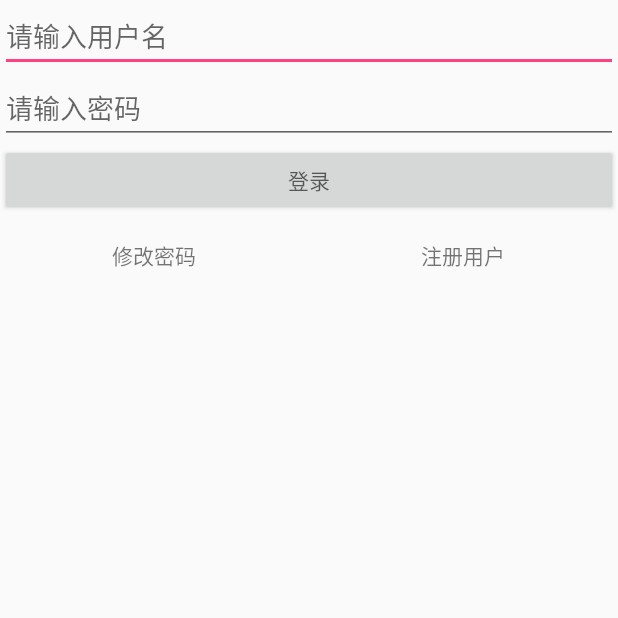
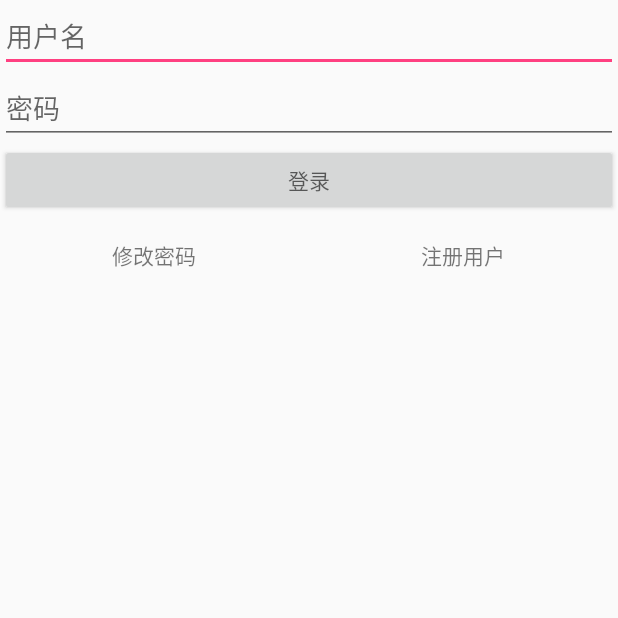
Before and after one commit to Tharphuang/CocoRunning, an Android app: the LoginActivity screen opened directly, with no data from a screen before it, on a phone screen of 412 x 824 dp, the top half of it. Run offline under Robolectric (Android 15) with nearby library versions, the phone set to English and light mode, and no system bars; libraries missing offline, so code that uses them is left out: cn.bmob.v3.

Commit message:
登录注册实现

```diff
--- a/app/src/main/res/layout/activity_login.xml
+++ b/app/src/main/res/layout/activity_login.xml
@@ -16,13 +16,17 @@
             android:id="@+id/et_lName"
             android:layout_width="match_parent"
             android:layout_height="wrap_content"
-            android:hint="请输入用户名" />
+            android:inputType="textPersonName"
+            android:hint="用户名" />
 
         <EditText
             android:id="@+id/et_lPass"
             android:layout_width="match_parent"
             android:layout_height="wrap_content"
-            android:hint="请输入密码" />
+            android:inputType="textPassword"
+            android:hint="密码" />
+
+
 
         <Button
             android:id="@+id/btn_login"
```
